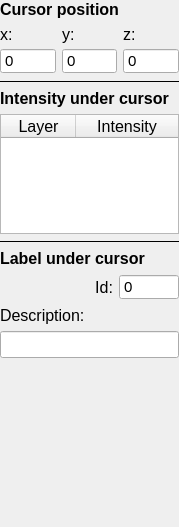
Before: the Qt Designer form GUI/Qt/Components/CursorInspector.ui in pyushkevich/itksnap, drawn with Qt 5.
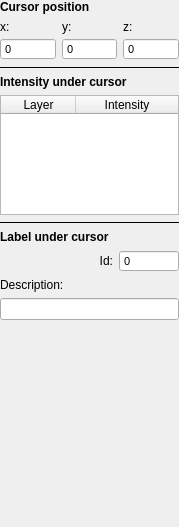
After: the same form once the commit is applied.

Commit message: Fixed Linux display issues (interactor widgets hiding main widgets, crashing of VTK renderer widgets, font size issues

Patch:
```diff
--- a/GUI/Qt/Components/CursorInspector.ui
+++ b/GUI/Qt/Components/CursorInspector.ui
@@ -15,11 +15,11 @@
   </property>
   <property name="styleSheet">
    <string notr="true">* {
-font-size: 12pt;
+font-size: 12px;
 }
 
 QSpinBox {
-font-size: 11pt;
+font-size: 11px;
 }
 </string>
   </property>
```
The commit also changes 18 other files.
